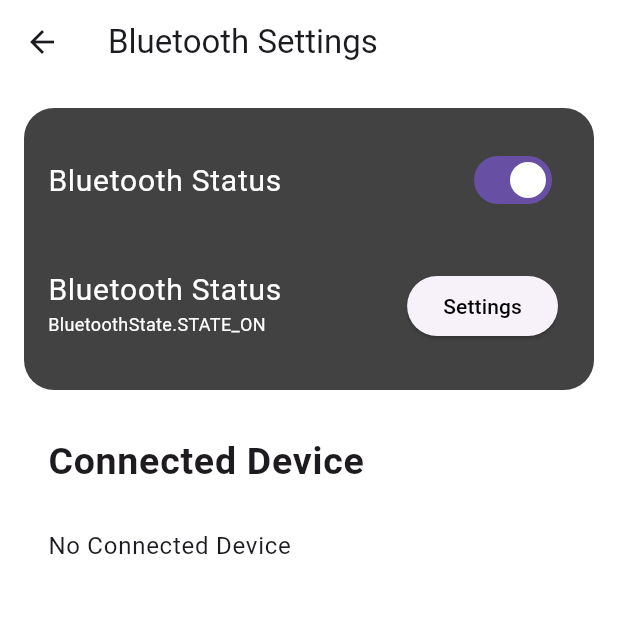
After one commit to gitfiq/fall_detection_real, a Flutter app: the screen it shows after launch, after a tap on "Set Wifi Credentials", on a phone screen of 412 x 824 dp, the top half of it. The commit adds this screen. Run offline on Flutter 3.47's test engine with Material 3 defaults, Android fonts, the light colour scheme and no system bars; our stand-ins replace cloud_firestore, firebase_auth, firebase_core, firebase_messaging, fl_chart, flutter_bluetooth_serial and 5 more; missing offline and left inert: twilio_flutter, workmanager; accounts and stored records are empty; network calls fail.

Commit message:
Adding bluetooth capabilities to put wifi credentials

```diff
--- /dev/null
+++ b/lib/pages/bluetooth_wifi_page.dart
@@ -0,0 +1,221 @@
+// ignore_for_file: avoid_print
+
+import 'dart:async';
+import 'package:fall_detection_real/pages/wifi_credential_page.dart';
+import 'package:flutter/material.dart';
+import 'package:flutter_bluetooth_serial/flutter_bluetooth_serial.dart';
+
+class BluetoothWifiPage extends StatefulWidget {
+  const BluetoothWifiPage({super.key});
+
+  @override
+  State<BluetoothWifiPage> createState() => _BluetoothWifiPageState();
+}
+
+class _BluetoothWifiPageState extends State<BluetoothWifiPage>
+    with WidgetsBindingObserver {
+  BluetoothState _bluetoothState = BluetoothState.UNKNOWN;
+  BluetoothDevice? connectedDevice;
+  BluetoothConnection? connection;
+
+  late StreamSubscription<BluetoothState> _stateSubscription;
+
+  @override
+  void initState() {
+    super.initState();
+    WidgetsBinding.instance.addObserver(this);
+    _getBTState();
+    _stateChangeListener();
+    _checkConnectedDevice();
+    _stateSubscription =
+        FlutterBluetoothSerial.instance.onStateChanged().listen((state) {
+      setState(() {
+        _bluetoothState = state;
+      });
+      _checkConnectedDevice(); // Check connected device on state change
+    });
+  }
+
+  @override
+  void dispose() {
+    WidgetsBinding.instance.removeObserver(this);
+    _stateSubscription.cancel();
+    _disconnectFromDevice(); // Ensure disconnection when disposing
+    super.dispose();
+  }
+
+  @override
+  void didChangeAppLifecycleState(AppLifecycleState state) {
+    super.didChangeAppLifecycleState(state);
+    if (state == AppLifecycleState.resumed) {
+      // Reload or refresh the page when app returns to foreground
+      _getBTState();
+      _checkConnectedDevice();
+    }
+  }
+
+  void _disconnectFromDevice() {
+    if (connection != null) {
+      connection!.dispose();
+      connection = null;
+      setState(() {
+        connectedDevice = null;
+      });
+      print('Disconnected from ${connectedDevice!.name}');
+    }
+  }
+
+  void _getBTState() {
+    FlutterBluetoothSerial.instance.state.then((state) {
+      setState(() {
+        _bluetoothState = state;
+      });
+    });
+  }
+
+  void _stateChangeListener() {
+    FlutterBluetoothSerial.instance
+        .onStateChanged()
+        .listen((BluetoothState state) {
+      print("Bluetooth state changed: $state");
+      setState(() {
+        _bluetoothState = state;
+      });
+      _checkConnectedDevice(); // Check connected device on state change
+    });
+  }
+
+  void _checkConnectedDevice() async {
+    // Get the list of bonded devices
+    List<BluetoothDevice> bondedDevices =
+        await FlutterBluetoothSerial.instance.getBondedDevices();
+
+    // Define the specific name of the device you are looking for
+    const String specificDeviceName = "ESP32_Fall_Detection";
+
+    // Iterate through the list to find the device with the specific name
+    for (BluetoothDevice device in bondedDevices) {
+      if (device.name == specificDeviceName) {
+        setState(() {
+          connectedDevice = device;
+        });
+        return;
+      }
+    }
+
+    // If no device with the specific name is found, set connectedDevice to null
+    setState(() {
+      connectedDevice = null;
+    });
+
+    print('No device found with the name $specificDeviceName');
+  }
+
+  void _connectToDevice(BluetoothDevice device) async {
+    try {
+      connection = await BluetoothConnection.toAddress(device.address);
+      setState(() {
+        connectedDevice = device;
+      });
+      // Handle connection success
+      print('Connected to ${device.name}');
+      Navigator.push(
+        // ignore: use_build_context_synchronously
+        context,
+        MaterialPageRoute(
+          builder: (context) => WifiCredentialPage(
+            connection: connection!,
+          ),
+        ),
+      );
+    } catch (e) {
+      // Handle connection failure
+      print('Failed to connect to ${device.name}: $e');
+    }
+  }
+
+  @override
+  Widget build(BuildContext context) {
+    return Scaffold(
+      backgroundColor: Colors.white,
+      appBar: AppBar(
+        title: const Text('Bluetooth Settings'),
+        backgroundColor: Colors.white,
+      ),
+      body: Container(
+        padding: const EdgeInsets.all(16.0),
+        child: Column(
+          crossAxisAlignment: CrossAxisAlignment.start,
+          children: [
+            Container(
+              decoration: BoxDecoration(
+                color: Colors.grey[800],
+                borderRadius: BorderRadius.circular(20),
+              ),
+              child: Column(
+                children: [
+                  const SizedBox(height: 20),
+                  SwitchListTile(
+                    title: const Text(
+                      "Bluetooth Status",
+                      style: TextStyle(color: Colors.white, fontSize: 20),
+                    ),
+                    value: _bluetoothState.isEnabled,
+                    onChanged: (bool value) async {
+                      if (value) {
+                        await FlutterBluetoothSerial.instance.requestEnable();
+                      } else {
+                        await FlutterBluetoothSerial.instance.requestDisable();
+                      }
+                      setState(() {});
+                    },
+                  ),
+                  const SizedBox(height: 20),
+                  ListTile(
+                    title: const Text(
+                      "Bluetooth Status",
+                      style: TextStyle(color: Colors.white, fontSize: 20),
+                    ),
+                    subtitle: Text(
+                      _bluetoothState.toString(),
+                      style: const TextStyle(color: Colors.white, fontSize: 12),
+                    ),
+                    trailing: ElevatedButton(
+                      child: const Text(
+                        "Settings",
+                        style: TextStyle(color: Colors.black),
+                      ),
+                      onPressed: () {
+                        FlutterBluetoothSerial.instance.openSettings();
+                      },
+                    ),
+                  ),
+                  const SizedBox(height: 20),
+                ],
+              ),
+            ),
+            const SizedBox(height: 20),
+            ListTile(
+              title: const Text(
+                "Connected Device",
+                style: TextStyle(fontSize: 25, fontWeight: FontWeight.bold),
+              ),
+              onTap: () {},
+            ),
+            connectedDevice != null
+                ? ListTile(
+                    title: Text(connectedDevice!.name!),
+                    onTap: () {
+                      _connectToDevice(connectedDevice!);
+                    },
+                  )
+                : ListTile(
+                    title: const Text("No Connected Device"),
+                    onTap: () {},
+                  ),
+          ],
+        ),
+      ),
+    );
+  }
+}
--- a/lib/pages/login_page.dart
+++ b/lib/pages/login_page.dart
@@ -1,5 +1,6 @@
 // ignore_for_file: unused_import, avoid_print, use_build_context_synchronously
 
+import 'package:fall_detection_real/pages/bluetooth_wifi_page.dart';
 import 'package:fall_detection_real/services/call_back_service.dart';
 import 'package:fall_detection_real/services/firestore_operations.dart';
 import 'package:firebase_auth/firebase_auth.dart';
@@ -218,6 +219,29 @@ class _LoginPageState extends State<LoginPage>
                           ),
                         ),
                       ),
+                      const SizedBox(height: 30.0),
+                      SizedBox(
+                        width: MediaQuery.of(context).size.width * 0.80,
+                        child: ElevatedButton(
+                          onPressed: () {
+                            Navigator.push(
+                                context,
+                                MaterialPageRoute(
+                                    builder: (context) =>
+                                        const BluetoothWifiPage()));
+                          },
+                          style: ElevatedButton.styleFrom(
+                            backgroundColor: Colors.blue[800],
+                            shape: RoundedRectangleBorder(
+                              borderRadius: BorderRadius.circular(20),
+                            ),
+                          ),
+                          child: const Text(
+                            "Set Wifi Credentials",
+                            style: TextStyle(color: Colors.white),
+                          ),
+                        ),
+                      ),
                     ],
                   ),
                 ),
--- a/pubspec.yaml
+++ b/pubspec.yaml
@@ -26,6 +26,7 @@ dependencies:
   firebase_auth: ^4.19.6
   latlong2: ^0.9.1
   flutter_map: ^7.0.1
+  flutter_bluetooth_serial: ^0.4.0
 
 dev_dependencies:
   flutter_test:
```
Also changed, not shown: lib/pages/wifi_credential_page.dart (added, +167 -0 lines), pubspec.lock.
